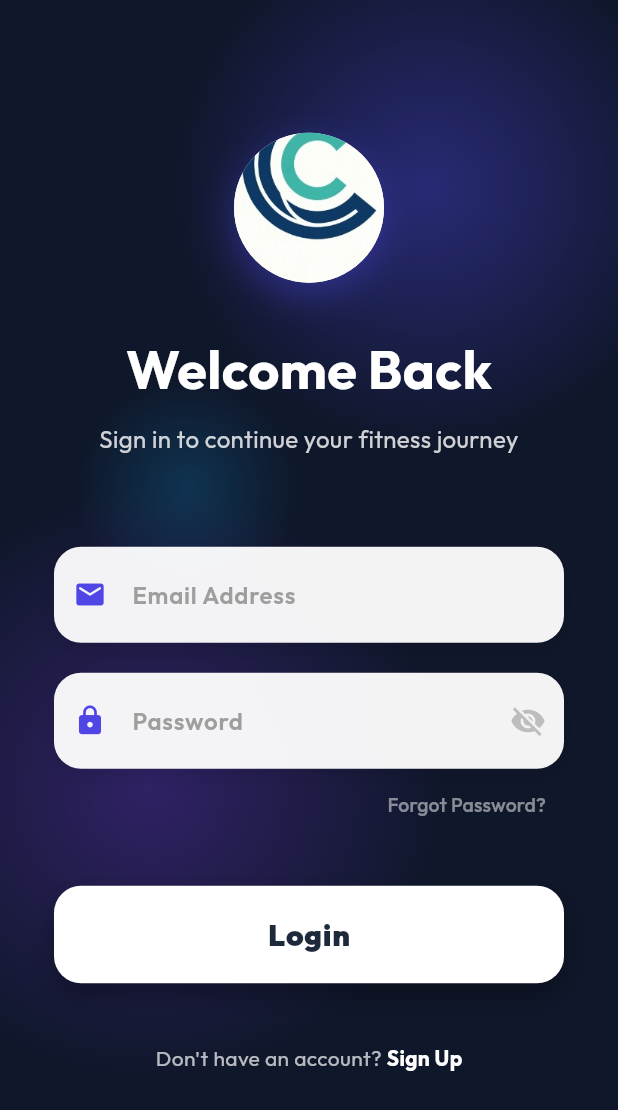
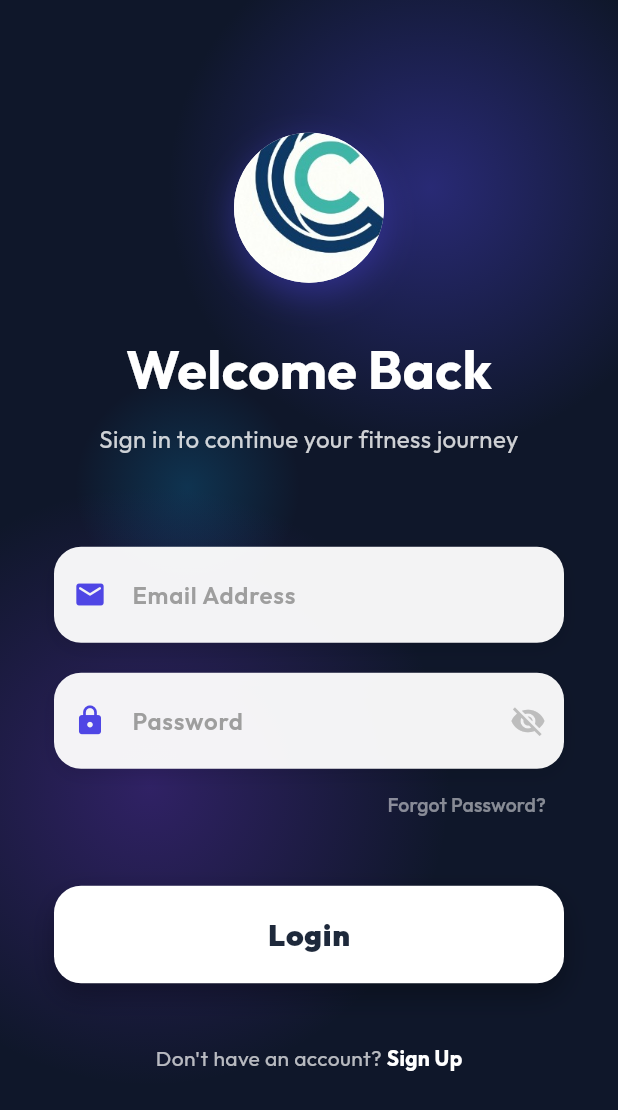
Before and after one commit to ELFarri/crown-health-mobile, a Flutter app: the screen it shows after launch, on a phone screen of 412 x 824 dp. Shown: the top 1110 px of the screen. Run offline on Flutter 3.47's test engine with Material 3 defaults, Android fonts, the phone set to English and light mode, and no system bars; our stand-ins replace fl_chart, flutter_local_notifications, google_fonts, google_generative_ai, image_picker, shared_preferences and 1 more; missing offline and left inert: mobile_scanner.

Commit message:
fix: translate scaled logo right and down to center the C shape perfectly

```diff
--- a/lib/screens/auth/login_screen.dart
+++ b/lib/screens/auth/login_screen.dart
@@ -174,6 +174,8 @@ class _LoginScreenState extends State<LoginScreen> {
           ],
         ),
         child: ClipOval(
+          child: Transform.translate(
+            offset: const Offset(9, 9),
             child: Transform.scale(
               scale: 2.8,
               child: Image.asset(
@@ -181,6 +183,7 @@ class _LoginScreenState extends State<LoginScreen> {
                 width: 100,
                 height: 100,
                 fit: BoxFit.cover,
+              ),
             ),
           ),
         ),
--- a/lib/screens/splash_screen.dart
+++ b/lib/screens/splash_screen.dart
@@ -112,6 +112,8 @@ class _SplashScreenState extends State<SplashScreen>
                       ],
                     ),
                     child: ClipOval(
+                      child: Transform.translate(
+                        offset: const Offset(12, 12),
                         child: Transform.scale(
                           scale: 2.8,
                           child: Image.asset(
@@ -119,6 +121,7 @@ class _SplashScreenState extends State<SplashScreen>
                             width: 130,
                             height: 130,
                             fit: BoxFit.cover,
+                          ),
                         ),
                       ),
                     ),
```
Lines whose indentation alone changed are shown as unchanged.
